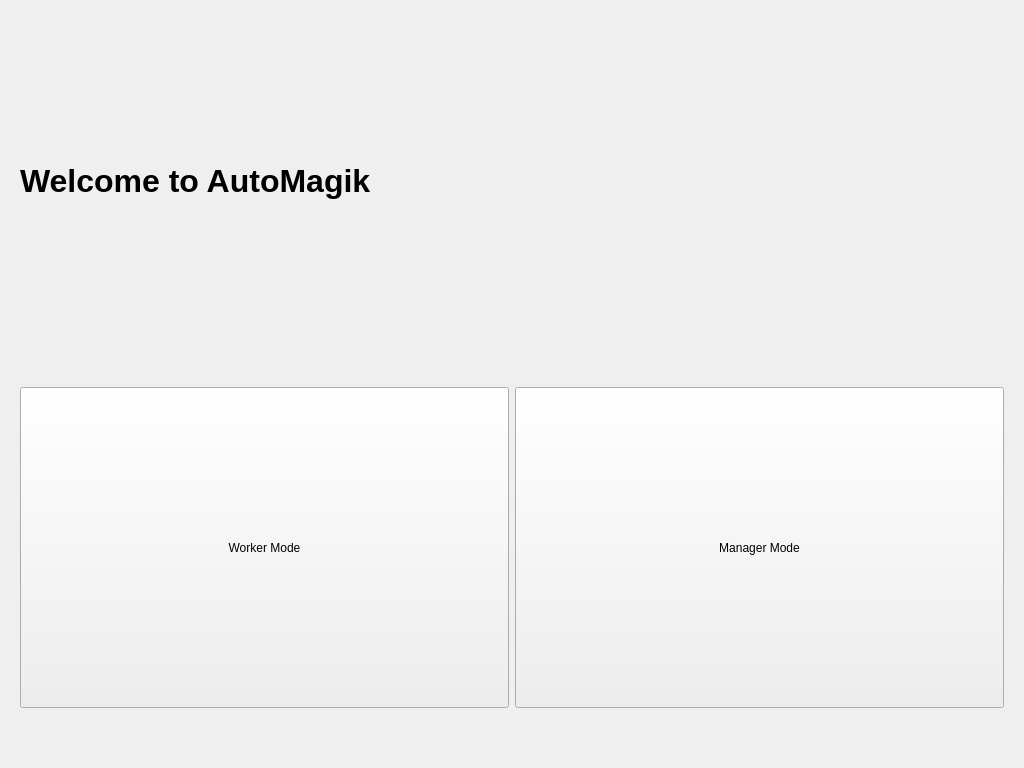
Before: the Qt Designer form AutoMagik/AutoMagik.ui in AlexOfRivia/AutoMagik, drawn with Qt 5.
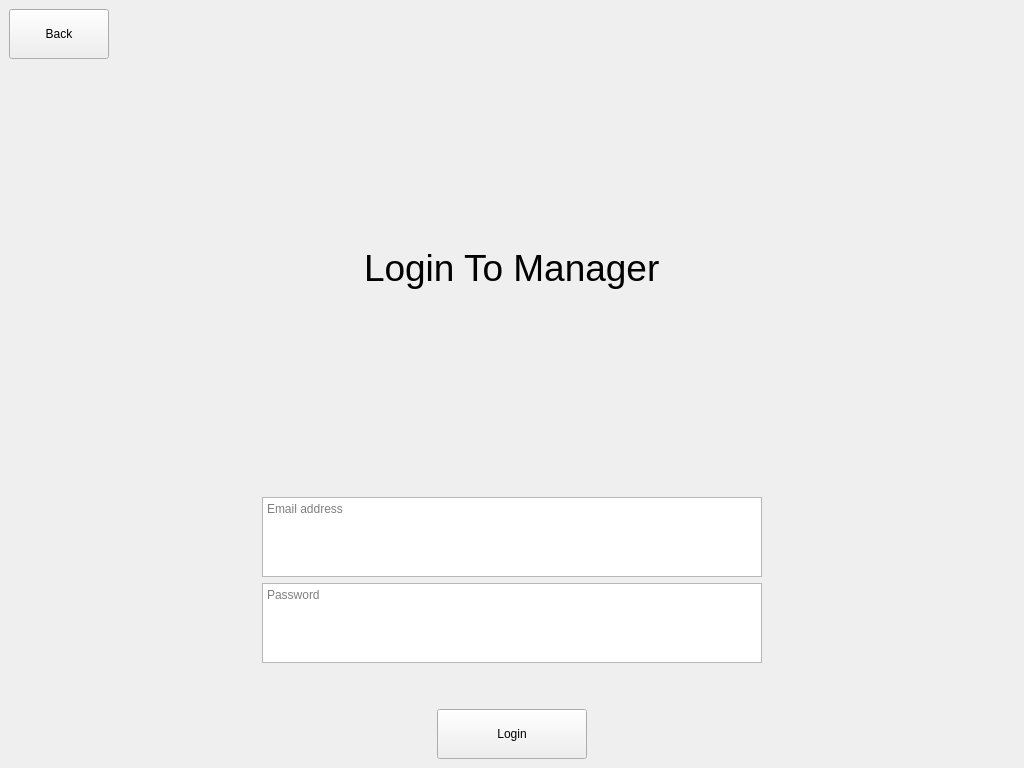
After: the same form once the commit is applied. The open tabs and pages were chosen to show the change. Icons and pictures are not drawn.

Commit message: Added manager login screen and basic functionality

```diff
--- a/AutoMagik/AutoMagik.ui
+++ b/AutoMagik/AutoMagik.ui
@@ -181,6 +181,218 @@
         </item>
        </layout>
       </widget>
+      <widget class="QWidget" name="WorkerLoginPage"/>
+      <widget class="QWidget" name="ManagerLoginPage">
+       <layout class="QVBoxLayout" name="verticalLayout_3">
+        <item>
+         <layout class="QVBoxLayout" name="verticalLayout">
+          <item>
+           <layout class="QHBoxLayout" name="horizontalLayout_2">
+            <item>
+             <widget class="QPushButton" name="backButton1">
+              <property name="minimumSize">
+               <size>
+                <width>100</width>
+                <height>50</height>
+               </size>
+              </property>
+              <property name="text">
+               <string>Back</string>
+              </property>
+             </widget>
+            </item>
+            <item>
+             <spacer name="horizontalSpacer_3">
+              <property name="orientation">
+               <enum>Qt::Orientation::Horizontal</enum>
+              </property>
+              <property name="sizeHint" stdset="0">
+               <size>
+                <width>40</width>
+                <height>20</height>
+               </size>
+              </property>
+             </spacer>
+            </item>
+           </layout>
+          </item>
+          <item>
+           <spacer name="verticalSpacer_4">
+            <property name="orientation">
+             <enum>Qt::Orientation::Vertical</enum>
+            </property>
+            <property name="sizeType">
+             <enum>QSizePolicy::Policy::Preferred</enum>
+            </property>
+            <property name="sizeHint" stdset="0">
+             <size>
+              <width>20</width>
+              <height>40</height>
+             </size>
+            </property>
+           </spacer>
+          </item>
+          <item>
+           <layout class="QHBoxLayout" name="horizontalLayout_6">
+            <item>
+             <spacer name="horizontalSpacer_4">
+              <property name="orientation">
+               <enum>Qt::Orientation::Horizontal</enum>
+              </property>
+              <property name="sizeHint" stdset="0">
+               <size>
+                <width>40</width>
+                <height>20</height>
+               </size>
+              </property>
+             </spacer>
+            </item>
+            <item>
+             <widget class="QLabel" name="label">
+              <property name="font">
+               <font>
+                <pointsize>28</pointsize>
+               </font>
+              </property>
+              <property name="text">
+               <string>Login To Manager</string>
+              </property>
+             </widget>
+            </item>
+            <item>
+             <spacer name="horizontalSpacer_5">
+              <property name="orientation">
+               <enum>Qt::Orientation::Horizontal</enum>
+              </property>
+              <property name="sizeHint" stdset="0">
+               <size>
+                <width>40</width>
+                <height>20</height>
+               </size>
+              </property>
+             </spacer>
+            </item>
+           </layout>
+          </item>
+          <item>
+           <spacer name="verticalSpacer_5">
+            <property name="orientation">
+             <enum>Qt::Orientation::Vertical</enum>
+            </property>
+            <property name="sizeType">
+             <enum>QSizePolicy::Policy::Preferred</enum>
+            </property>
+            <property name="sizeHint" stdset="0">
+             <size>
+              <width>20</width>
+              <height>60</height>
+             </size>
+            </property>
+           </spacer>
+          </item>
+          <item>
+           <layout class="QHBoxLayout" name="horizontalLayout_4">
+            <item>
+             <widget class="QTextEdit" name="managerLoginEmail">
+              <property name="maximumSize">
+               <size>
+                <width>500</width>
+                <height>80</height>
+               </size>
+              </property>
+              <property name="layoutDirection">
+               <enum>Qt::LayoutDirection::LeftToRight</enum>
+              </property>
+              <property name="autoFillBackground">
+               <bool>false</bool>
+              </property>
+              <property name="placeholderText">
+               <string>Email address</string>
+              </property>
+             </widget>
+            </item>
+           </layout>
+          </item>
+          <item>
+           <layout class="QHBoxLayout" name="horizontalLayout_5">
+            <item>
+             <widget class="QTextEdit" name="managerPasswordLogin">
+              <property name="maximumSize">
+               <size>
+                <width>500</width>
+                <height>80</height>
+               </size>
+              </property>
+              <property name="placeholderText">
+               <string>Password</string>
+              </property>
+             </widget>
+            </item>
+           </layout>
+          </item>
+          <item>
+           <spacer name="verticalSpacer_3">
+            <property name="orientation">
+             <enum>Qt::Orientation::Vertical</enum>
+            </property>
+            <property name="sizeType">
+             <enum>QSizePolicy::Policy::Preferred</enum>
+            </property>
+            <property name="sizeHint" stdset="0">
+             <size>
+              <width>20</width>
+              <height>40</height>
+             </size>
+            </property>
+           </spacer>
+          </item>
+          <item>
+           <layout class="QHBoxLayout" name="horizontalLayout_3">
+            <item>
+             <spacer name="horizontalSpacer">
+              <property name="orientation">
+               <enum>Qt::Orientation::Horizontal</enum>
+              </property>
+              <property name="sizeHint" stdset="0">
+               <size>
+                <width>40</width>
+                <height>20</height>
+               </size>
+              </property>
+             </spacer>
+            </item>
+            <item>
+             <widget class="QPushButton" name="managerLoginButton">
+              <property name="minimumSize">
+               <size>
+                <width>150</width>
+                <height>50</height>
+               </size>
+              </property>
+              <property name="text">
+               <string>Login</string>
+              </property>
+             </widget>
+            </item>
+            <item>
+             <spacer name="horizontalSpacer_2">
+              <property name="orientation">
+               <enum>Qt::Orientation::Horizontal</enum>
+              </property>
+              <property name="sizeHint" stdset="0">
+               <size>
+                <width>40</width>
+                <height>20</height>
+               </size>
+              </property>
+             </spacer>
+            </item>
+           </layout>
+          </item>
+         </layout>
+        </item>
+       </layout>
+      </widget>
       <widget class="QWidget" name="managerDashboardPage">
        <layout class="QVBoxLayout" name="managerVLayout">
         <property name="leftMargin">
```
Left out of the diff: 2 changed lines with no effect on the pictures. The commit also changes 2 other files.
